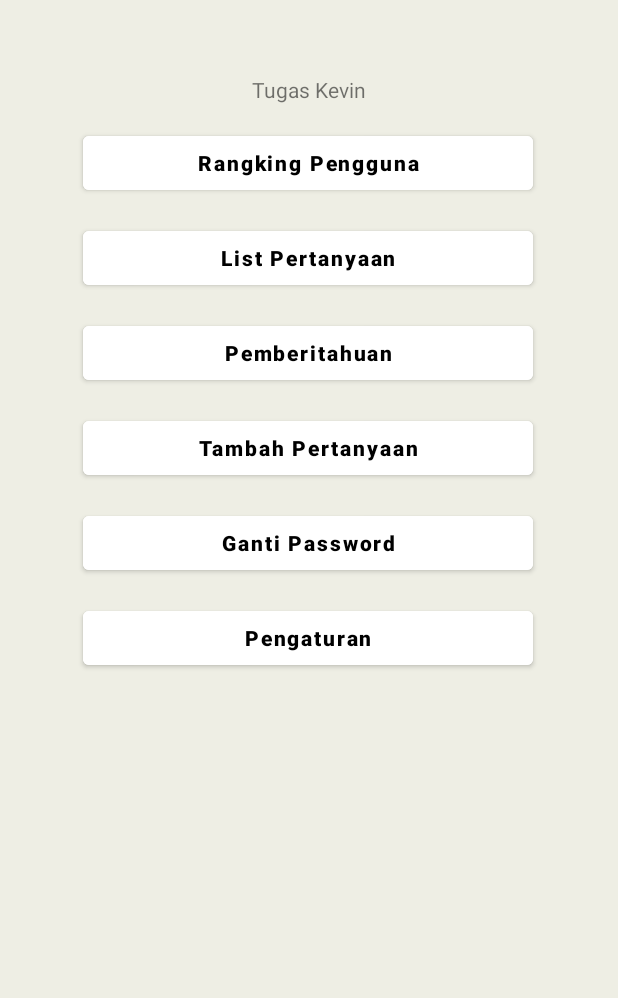
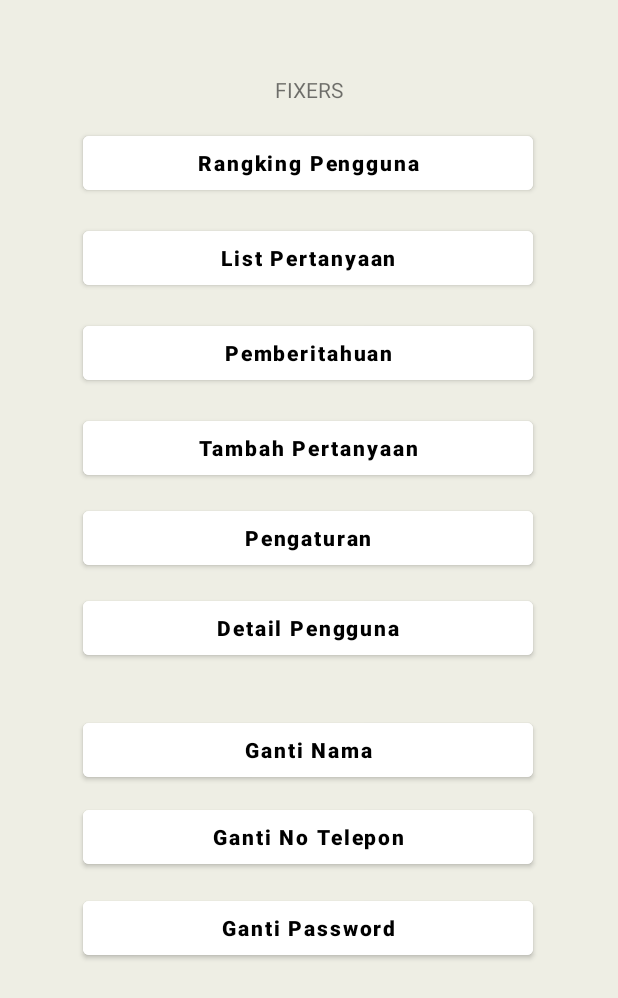
Before and after one commit to kevinmaulanan/stack-question, an Android app: the screen it shows after launch (MainActivity), on a phone screen of 412 x 824 dp. Shown: the top 998 px of the screen. Run offline under Robolectric (Android 15) with nearby library versions, the phone set to English and light mode, and no system bars.

Commit message:
Desi Punya

```diff
--- a/app/src/main/AndroidManifest.xml
+++ b/app/src/main/AndroidManifest.xml
@@ -21,12 +21,11 @@
         <activity
             android:name=".Pemberitahuan"
             android:exported="true" />
+
         <activity
-            android:name=".List_Pertanyaan"
+            android:name=".RangkingPengguna"
             android:exported="true" />
-        <activity
-            android:name=".rangking_pengguna"
-            android:exported="true" />
+
         <activity
             android:name=".login"
             android:exported="true" />
@@ -39,6 +38,19 @@
             android:name=".Pengaturan"
             android:exported="true" />
 
+        <activity
+            android:name=".gantinama"
+            android:exported="true" />
+
+        <activity
+            android:name=".detailpengguna"
+            android:exported="true" />
+
+        <activity
+            android:name=".gantinotelpon"
+            android:exported="true" />
+
+
         <activity android:name=".MainActivity">
             <intent-filter>
                 <action android:name="android.intent.action.MAIN" />
--- a/app/src/main/java/com/example/belajar_java_ndp/MainActivity.java
+++ b/app/src/main/java/com/example/belajar_java_ndp/MainActivity.java
@@ -22,6 +22,9 @@ public class MainActivity extends AppCompatActivity {
     Button pindahActivity4;
     Button pindahActivity5;
     Button pindahActivity6;
+    Button pindahActivity7;
+    Button pindahActivity8;
+    Button pindahActivity9;
 
 
 
@@ -37,7 +40,10 @@ public class MainActivity extends AppCompatActivity {
         pindahActivity3 = findViewById(R.id.btnSubmit3); // Untuk List Pemberitahuan
         pindahActivity4 = findViewById(R.id.btnSubmit4); // Untuk List Pemberitahuan
         pindahActivity5 = findViewById(R.id.btnSubmit5); // Untuk Ganti Password
-        pindahActivity6 = findViewById(R.id.btnSubmit6); // Untuk Ganti pengaturan
+        pindahActivity6 = findViewById(R.id.btnSubmit6); // Untuk pengaturan
+        pindahActivity7 = findViewById(R.id.btnSubmit7); // Untuk Ganti Nama
+        pindahActivity8 = findViewById(R.id.btnSubmit8); // Untuk Detail Pengguna
+        pindahActivity9 = findViewById(R.id.btnSubmit9); // Untuk Ganti No telp
 
         // Function Rangking Pengguna Ketika di klik
         pindahActivity1.setOnClickListener(new View.OnClickListener() {
@@ -94,6 +100,34 @@ public class MainActivity extends AppCompatActivity {
             }
         });
 
+        // Function Pemberitahuan Ketika di klik
+        pindahActivity7.setOnClickListener(new View.OnClickListener() {
+            @Override
+            public void onClick(View v) {
+                Intent GantiNama = new Intent(MainActivity.this, gantinama.class);
+                startActivity(GantiNama);
+            }
+        });
+
+        // Function Pemberitahuan Ketika di klik
+        pindahActivity8.setOnClickListener(new View.OnClickListener() {
+            @Override
+            public void onClick(View v) {
+                Intent DetailPengguna = new Intent(MainActivity.this, detailpengguna.class);
+                startActivity(DetailPengguna);
+            }
+        });
+
+        // Function Pemberitahuan Ketika di klik
+        pindahActivity9.setOnClickListener(new View.OnClickListener() {
+            @Override
+            public void onClick(View v) {
+                Intent GantiNotelp = new Intent(MainActivity.this, gantinotelpon.class);
+                startActivity(GantiNotelp);
+            }
+        });
+
+
 
     }
 }
--- a/app/src/main/res/layout/activity_main.xml
+++ b/app/src/main/res/layout/activity_main.xml
@@ -12,7 +12,7 @@
         android:layout_width="wrap_content"
         android:layout_height="wrap_content"
         android:layout_marginTop="50dp"
-        android:text="@string/tugas_kevin"
+        android:text="FIXERS"
         app:layout_constraintEnd_toEndOf="parent"
         app:layout_constraintStart_toStartOf="parent"
         app:layout_constraintTop_toTopOf="parent"
@@ -24,116 +24,148 @@
         android:layout_width="wrap_content"
         android:layout_height="wrap_content"
         android:layout_marginTop="15dp"
-        android:layout_marginBottom="340dp"
         android:width="300dp"
         android:backgroundTint="#ffffff"
         android:text="@string/rangking_pengguna"
+        android:textAllCaps="false"
         android:textColor="@android:color/black"
         android:textStyle="bold"
-        android:textAllCaps="false"
-        app:layout_constraintBottom_toBottomOf="parent"
         app:layout_constraintEnd_toEndOf="parent"
         app:layout_constraintHorizontal_bias="0.495"
         app:layout_constraintStart_toStartOf="parent"
-        app:layout_constraintTop_toBottomOf="@+id/textView"
-        app:layout_constraintVertical_bias="0.0" />
+        app:layout_constraintTop_toBottomOf="@+id/textView" />
 
     <Button
         android:id="@+id/btnSubmit2"
         android:layout_width="wrap_content"
         android:layout_height="wrap_content"
         android:layout_marginTop="15dp"
-        android:layout_marginBottom="340dp"
         android:width="300dp"
         android:backgroundTint="#ffffff"
         android:text="@string/list_pertanyaan"
+        android:textAllCaps="false"
         android:textColor="@android:color/black"
         android:textStyle="bold"
-        android:textAllCaps="false"
-        app:layout_constraintBottom_toBottomOf="parent"
         app:layout_constraintEnd_toEndOf="parent"
         app:layout_constraintHorizontal_bias="0.495"
         app:layout_constraintStart_toStartOf="parent"
-        app:layout_constraintTop_toBottomOf="@+id/btnSubmit"
-        app:layout_constraintVertical_bias="0.0"
-       />
+        app:layout_constraintTop_toBottomOf="@+id/btnSubmit" />
 
     <Button
         android:id="@+id/btnSubmit3"
         android:layout_width="wrap_content"
         android:layout_height="wrap_content"
         android:layout_marginTop="15dp"
-        android:layout_marginBottom="340dp"
         android:width="300dp"
         android:backgroundTint="#ffffff"
         android:text="@string/pemberitahuan"
+        android:textAllCaps="false"
         android:textColor="@android:color/black"
         android:textStyle="bold"
-        android:textAllCaps="false"
-        app:layout_constraintBottom_toBottomOf="parent"
         app:layout_constraintEnd_toEndOf="parent"
         app:layout_constraintHorizontal_bias="0.495"
         app:layout_constraintStart_toStartOf="parent"
-        app:layout_constraintTop_toBottomOf="@+id/btnSubmit2"
-        app:layout_constraintVertical_bias="0.0"
-        />
+        app:layout_constraintTop_toBottomOf="@+id/btnSubmit2" />
 
     <Button
         android:id="@+id/btnSubmit4"
         android:layout_width="wrap_content"
         android:layout_height="wrap_content"
         android:layout_marginTop="15dp"
-        android:layout_marginBottom="340dp"
         android:width="300dp"
         android:backgroundTint="#ffffff"
         android:text="@string/tambah_pertanyaan"
+        android:textAllCaps="false"
         android:textColor="@android:color/black"
         android:textStyle="bold"
-        android:textAllCaps="false"
-        app:layout_constraintBottom_toBottomOf="parent"
         app:layout_constraintEnd_toEndOf="parent"
         app:layout_constraintHorizontal_bias="0.495"
         app:layout_constraintStart_toStartOf="parent"
-        app:layout_constraintTop_toBottomOf="@+id/btnSubmit3"
-        app:layout_constraintVertical_bias="0.0"
-        />
+        app:layout_constraintTop_toBottomOf="@+id/btnSubmit3" />
 
 
     <Button
         android:id="@+id/btnSubmit5"
         android:layout_width="wrap_content"
         android:layout_height="wrap_content"
-        android:layout_marginTop="15dp"
-        android:layout_marginBottom="340dp"
+        android:layout_marginBottom="92dp"
         android:width="300dp"
         android:backgroundTint="#ffffff"
         android:text="@string/ganti_password"
+        android:textAllCaps="false"
         android:textColor="@android:color/black"
         android:textStyle="bold"
-        android:textAllCaps="false"
         app:layout_constraintBottom_toBottomOf="parent"
         app:layout_constraintEnd_toEndOf="parent"
-        app:layout_constraintHorizontal_bias="0.495"
+        app:layout_constraintHorizontal_bias="0.494"
         app:layout_constraintStart_toStartOf="parent"
-        app:layout_constraintTop_toBottomOf="@+id/btnSubmit4"
-        app:layout_constraintVertical_bias="0.0" />
+        app:layout_constraintTop_toBottomOf="@+id/btnSubmit9"
+        app:layout_constraintVertical_bias="0.123" />
 
     <Button
         android:id="@+id/btnSubmit6"
         android:layout_width="wrap_content"
         android:layout_height="wrap_content"
-        android:layout_marginTop="15dp"
-        android:layout_marginBottom="340dp"
+        android:layout_marginTop="12dp"
         android:width="300dp"
         android:backgroundTint="#ffffff"
         android:text="@string/pengaturan"
+        android:textAllCaps="false"
         android:textColor="@android:color/black"
         android:textStyle="bold"
+        app:layout_constraintEnd_toEndOf="parent"
+        app:layout_constraintHorizontal_bias="0.494"
+        app:layout_constraintStart_toStartOf="parent"
+        app:layout_constraintTop_toBottomOf="@+id/btnSubmit4" />
+
+    <Button
+        android:id="@+id/btnSubmit7"
+        android:layout_width="wrap_content"
+        android:layout_height="wrap_content"
+        android:width="300dp"
+        android:backgroundTint="#ffffff"
+        android:text="Ganti Nama"
         android:textAllCaps="false"
+        android:textColor="@android:color/black"
+        android:textStyle="bold"
         app:layout_constraintBottom_toBottomOf="parent"
         app:layout_constraintEnd_toEndOf="parent"
-        app:layout_constraintHorizontal_bias="0.495"
+        app:layout_constraintHorizontal_bias="0.494"
         app:layout_constraintStart_toStartOf="parent"
-        app:layout_constraintTop_toBottomOf="@+id/btnSubmit5"
-        app:layout_constraintVertical_bias="0.0" />
+        app:layout_constraintTop_toTopOf="parent"
+        app:layout_constraintVertical_bias="0.613" />
+
+    <Button
+        android:id="@+id/btnSubmit8"
+        android:layout_width="wrap_content"
+        android:layout_height="wrap_content"
+        android:layout_marginTop="12dp"
+        android:width="300dp"
+        android:backgroundTint="#ffffff"
+        android:text="Detail Pengguna"
+        android:textAllCaps="false"
+        android:textColor="@android:color/black"
+        android:textStyle="bold"
+        app:layout_constraintEnd_toEndOf="parent"
+        app:layout_constraintHorizontal_bias="0.494"
+        app:layout_constraintStart_toStartOf="parent"
+        app:layout_constraintTop_toBottomOf="@+id/btnSubmit6" />
+
+    <Button
+        android:id="@+id/btnSubmit9"
+        android:layout_width="wrap_content"
+        android:layout_height="wrap_content"
+        android:layout_marginTop="8dp"
+        android:width="300dp"
+        android:backgroundTint="#ffffff"
+        android:text="Ganti No Telepon"
+        android:textAllCaps="false"
+        android:textColor="@android:color/black"
+        android:textStyle="bold"
+        app:layout_constraintBottom_toBottomOf="parent"
+        app:layout_constraintEnd_toEndOf="parent"
+        app:layout_constraintHorizontal_bias="0.494"
+        app:layout_constraintStart_toStartOf="parent"
+        app:layout_constraintTop_toBottomOf="@+id/btnSubmit7"
+        app:layout_constraintVertical_bias="0.008" />
 </androidx.constraintlayout.widget.ConstraintLayout>
--- a/app/src/main/res/values/strings.xml
+++ b/app/src/main/res/values/strings.xml
@@ -28,4 +28,7 @@
     <string name="upload_pertanyaanmu">Upload Pertanyaanmu</string>
     <string name="ganti_password">Ganti Password</string>
     <string name="pengaturan">Pengaturan</string>
+    <string name="gantinama">GantiNama</string>
+    <string name="DetailPengguna">DetailPengguna</string>
+    <string name="GantiNotelp">GantiNotelp</string>
 </resources>
```
